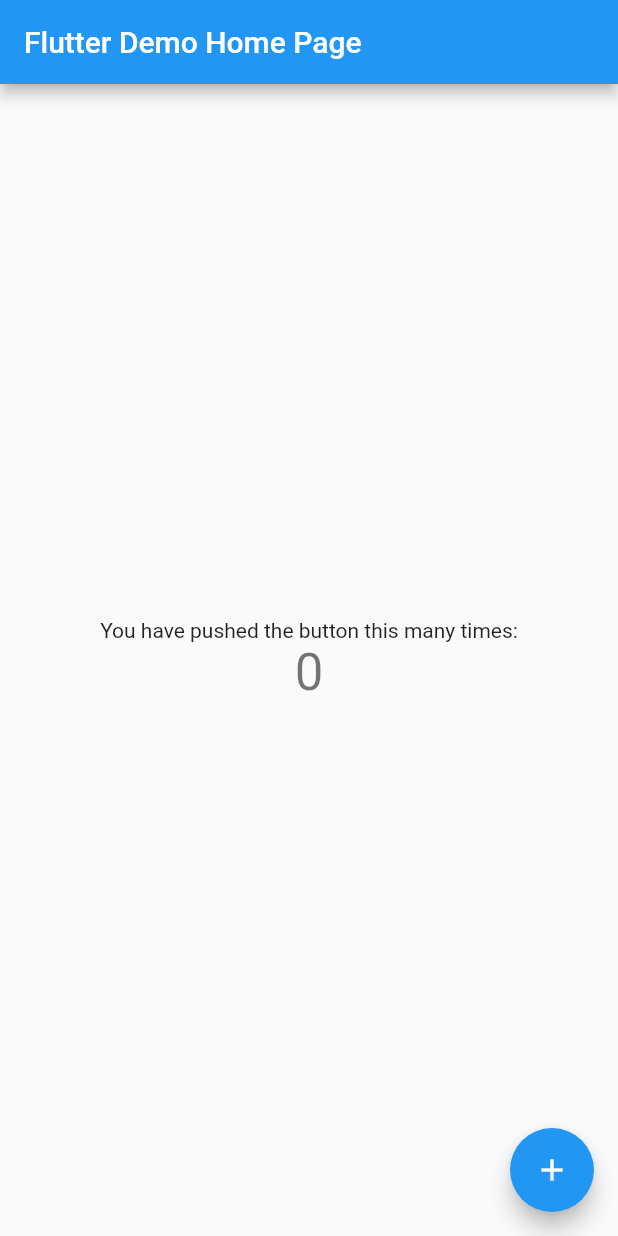
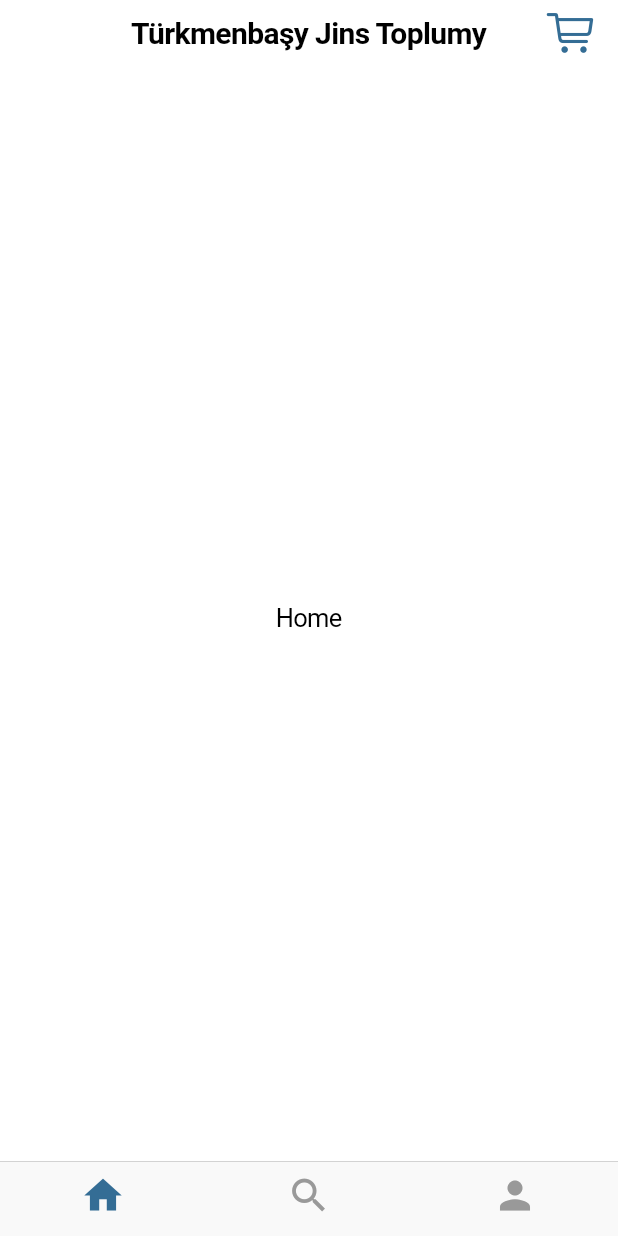
Before and after one commit to TakykCheshme/tjk, a Flutter app: the screen it shows after launch, on a phone screen of 412 x 824 dp. Run offline on Flutter 3.47's test engine with Material 2 defaults, Android fonts, the phone set to English and light mode, and no system bars.

Commit message:
basic canvas

```diff
--- a/lib/main.dart
+++ b/lib/main.dart
@@ -1,117 +1,25 @@
-import 'package:flutter/material.dart';
+import 'package:flutter/cupertino.dart';
+import 'package:flutter/services.dart';
+import 'package:tjk/view/mainV.dart';
 
 void main() {
+  SystemChrome.setSystemUIOverlayStyle(SystemUiOverlayStyle(
+    statusBarBrightness: Brightness.light,
+  ));
   runApp(MyApp());
 }
 
 class MyApp extends StatelessWidget {
-  // This widget is the root of your application.
   @override
   Widget build(BuildContext context) {
-    return MaterialApp(
+    return CupertinoApp(
+      debugShowCheckedModeBanner: false,
       title: 'Flutter Demo',
-      theme: ThemeData(
-        // This is the theme of your application.
-        //
-        // Try running your application with "flutter run". You'll see the
-        // application has a blue toolbar. Then, without quitting the app, try
-        // changing the primarySwatch below to Colors.green and then invoke
-        // "hot reload" (press "r" in the console where you ran "flutter run",
-        // or simply save your changes to "hot reload" in a Flutter IDE).
-        // Notice that the counter didn't reset back to zero; the application
-        // is not restarted.
-        primarySwatch: Colors.blue,
-        // This makes the visual density adapt to the platform that you run
-        // the app on. For desktop platforms, the controls will be smaller and
-        // closer together (more dense) than on mobile platforms.
-        visualDensity: VisualDensity.adaptivePlatformDensity,
+      theme: CupertinoThemeData(
+        brightness: Brightness.light,
+        primaryColor: Color(0xff346D95),
       ),
-      home: MyHomePage(title: 'Flutter Demo Home Page'),
+      home: MainV(),
     );
   }
 }
-
-class MyHomePage extends StatefulWidget {
-  MyHomePage({Key key, this.title}) : super(key: key);
-
-  // This widget is the home page of your application. It is stateful, meaning
-  // that it has a State object (defined below) that contains fields that affect
-  // how it looks.
-
-  // This class is the configuration for the state. It holds the values (in this
-  // case the title) provided by the parent (in this case the App widget) and
-  // used by the build method of the State. Fields in a Widget subclass are
-  // always marked "final".
-
-  final String title;
-
-  @override
-  _MyHomePageState createState() => _MyHomePageState();
-}
-
-class _MyHomePageState extends State<MyHomePage> {
-  int _counter = 0;
-
-  void _incrementCounter() {
-    setState(() {
-      // This call to setState tells the Flutter framework that something has
-      // changed in this State, which causes it to rerun the build method below
-      // so that the display can reflect the updated values. If we changed
-      // _counter without calling setState(), then the build method would not be
-      // called again, and so nothing would appear to happen.
-      _counter++;
-    });
-  }
-
-  @override
-  Widget build(BuildContext context) {
-    // This method is rerun every time setState is called, for instance as done
-    // by the _incrementCounter method above.
-    //
-    // The Flutter framework has been optimized to make rerunning build methods
-    // fast, so that you can just rebuild anything that needs updating rather
-    // than having to individually change instances of widgets.
-    return Scaffold(
-      appBar: AppBar(
-        // Here we take the value from the MyHomePage object that was created by
-        // the App.build method, and use it to set our appbar title.
-        title: Text(widget.title),
-      ),
-      body: Center(
-        // Center is a layout widget. It takes a single child and positions it
-        // in the middle of the parent.
-        child: Column(
-          // Column is also a layout widget. It takes a list of children and
-          // arranges them vertically. By default, it sizes itself to fit its
-          // children horizontally, and tries to be as tall as its parent.
-          //
-          // Invoke "debug painting" (press "p" in the console, choose the
-          // "Toggle Debug Paint" action from the Flutter Inspector in Android
-          // Studio, or the "Toggle Debug Paint" command in Visual Studio Code)
-          // to see the wireframe for each widget.
-          //
-          // Column has various properties to control how it sizes itself and
-          // how it positions its children. Here we use mainAxisAlignment to
-          // center the children vertically; the main axis here is the vertical
-          // axis because Columns are vertical (the cross axis would be
-          // horizontal).
-          mainAxisAlignment: MainAxisAlignment.center,
-          children: <Widget>[
-            Text(
-              'You have pushed the button this many times:',
-            ),
-            Text(
-              '$_counter',
-              style: Theme.of(context).textTheme.headline4,
-            ),
-          ],
-        ),
-      ),
-      floatingActionButton: FloatingActionButton(
-        onPressed: _incrementCounter,
-        tooltip: 'Increment',
-        child: Icon(Icons.add),
-      ), // This trailing comma makes auto-formatting nicer for build methods.
-    );
-  }
-}
--- /dev/null
+++ b/lib/model/banner.dart
@@ -0,0 +1,6 @@
+class Banner {
+  int id;
+  bool active;
+  String filename;
+  String title;
+}
--- /dev/null
+++ b/lib/view/homeV.dart
@@ -0,0 +1,17 @@
+import 'package:flutter/material.dart';
+import 'package:flutter/cupertino.dart';
+
+class HomeV extends StatelessWidget {
+  @override
+  Widget build(BuildContext context) {
+    return CupertinoPageScaffold(
+      child: Center(child: Text("Home")),
+      navigationBar: CupertinoNavigationBar(
+        middle:
+            Text("Türkmenbaşy Jins Toplumy", style: TextStyle(fontSize: 20.0)),
+        // leading: Icon(CupertinoIcons.search),
+        trailing: Icon(CupertinoIcons.cart),
+      ),
+    );
+  }
+}
--- /dev/null
+++ b/lib/view/mainV.dart
@@ -0,0 +1,33 @@
+import 'package:flutter/cupertino.dart';
+import 'package:flutter/material.dart';
+import 'package:tjk/view/accountV.dart';
+import 'package:tjk/view/homeV.dart';
+import 'package:tjk/view/searchV.dart';
+
+class MainV extends StatelessWidget {
+  @override
+  Widget build(BuildContext context) {
+    return CupertinoTabScaffold(
+      tabBar: CupertinoTabBar(
+        items: [
+          BottomNavigationBarItem(icon: Icon(Icons.home)),
+          BottomNavigationBarItem(icon: Icon(Icons.search)),
+          BottomNavigationBarItem(icon: Icon(Icons.person)),
+        ],
+      ),
+      tabBuilder: (BuildContext context, int index) {
+        if (index == 0)
+          return CupertinoTabView(
+            builder: (context) => HomeV(),
+          );
+        else if (index == 1)
+          return CupertinoTabView(
+            builder: (context) => SearchV(),
+          );
+        return CupertinoTabView(
+          builder: (context) => AccountV(),
+        );
+      },
+    );
+  }
+}
```
Also changed, not shown: lib/model/product.dart (added, +8 -0 lines), lib/view/accountV.dart (added, +11 -0 lines), lib/view/searchV.dart (added, +11 -0 lines).
